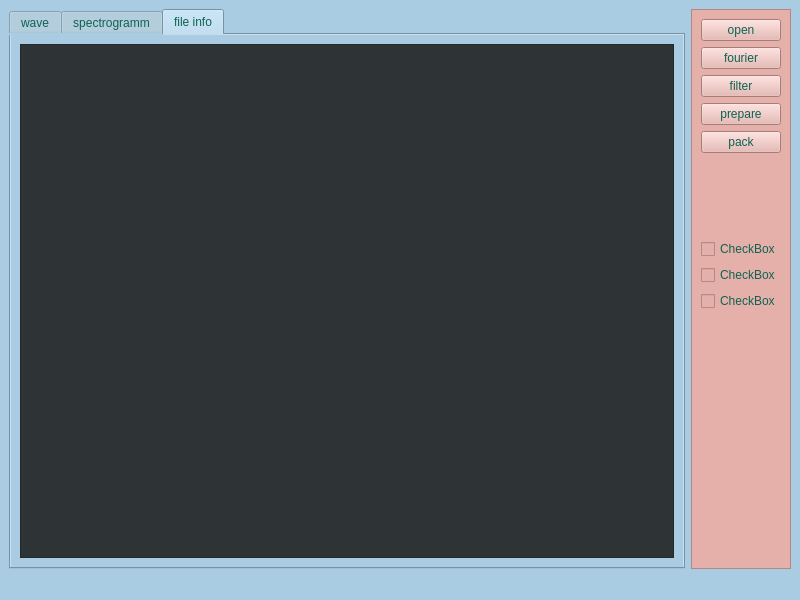
ftn21/wave, file mainwindow.ui: the form before one commit.
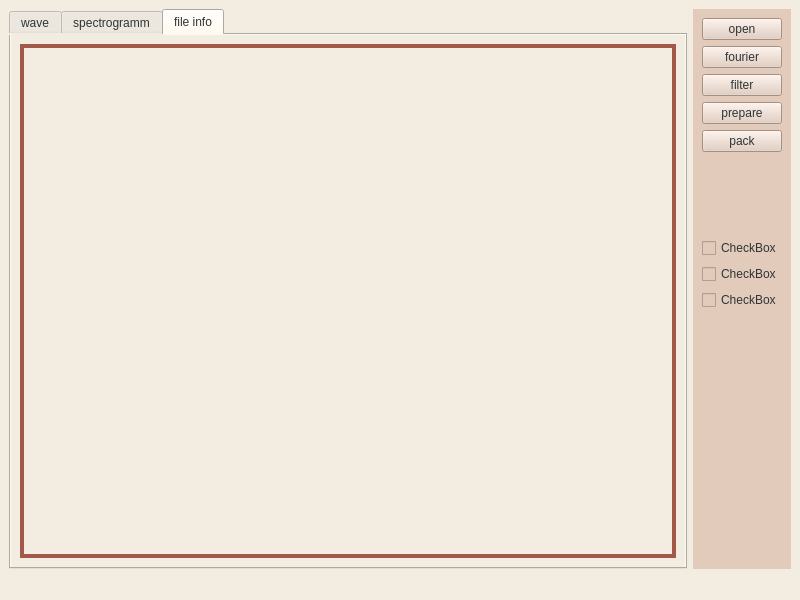
The form after the commit. The open tabs and pages were chosen to show the change. Custom widgets are drawn as their Qt base class.

Commit message: +colour fourier not working, 1537 instead of 1559

Patch:
```diff
--- a/mainwindow.ui
+++ b/mainwindow.ui
@@ -14,15 +14,24 @@
    <string>MainWindow</string>
   </property>
   <property name="styleSheet">
-   <string notr="true">background-color: rgb(169, 204, 227);
-color: rgb(14, 98, 81);</string>
+   <string notr="true">background-color: rgb(243, 236, 224);
+color: rgb(46, 52, 54);</string>
   </property>
   <widget class="QWidget" name="centralwidget">
    <layout class="QHBoxLayout" name="horizontalLayout">
     <item>
      <widget class="QTabWidget" name="file_info">
+      <property name="tabPosition">
+       <enum>QTabWidget::North</enum>
+      </property>
+      <property name="tabShape">
+       <enum>QTabWidget::Rounded</enum>
+      </property>
       <property name="currentIndex">
-       <number>2</number>
+       <number>0</number>
+      </property>
+      <property name="elideMode">
+       <enum>Qt::ElideNone</enum>
       </property>
       <widget class="QWidget" name="wave">
        <attribute name="title">
@@ -51,11 +60,31 @@
        <layout class="QVBoxLayout" name="verticalLayout_5">
         <item>
          <widget class="QTextBrowser" name="textBrowser">
+          <property name="font">
+           <font>
+            <family>Ubuntu Mono</family>
+            <pointsize>16</pointsize>
+           </font>
+          </property>
           <property name="styleSheet">
-           <string notr="true">background-color: rgb(46, 52, 54);
-border-color: rgb(29, 180, 137);
-color: rgb(29, 180, 137);
-gridline-color: rgb(29, 180, 137);</string>
+           <string notr="true">background-color: rgb(243, 236, 224);
+color: rgb(162, 89, 73);</string>
+          </property>
+          <property name="frameShape">
+           <enum>QFrame::Box</enum>
+          </property>
+          <property name="frameShadow">
+           <enum>QFrame::Plain</enum>
+          </property>
+          <property name="lineWidth">
+           <number>4</number>
+          </property>
+          <property name="html">
+           <string>&lt;!DOCTYPE HTML PUBLIC &quot;-//W3C//DTD HTML 4.0//EN&quot; &quot;http://www.w3.org/TR/REC-html40/strict.dtd&quot;&gt;
+&lt;html&gt;&lt;head&gt;&lt;meta name=&quot;qrichtext&quot; content=&quot;1&quot; /&gt;&lt;style type=&quot;text/css&quot;&gt;
+p, li { white-space: pre-wrap; }
+&lt;/style&gt;&lt;/head&gt;&lt;body style=&quot; font-family:'Ubuntu Mono'; font-size:16pt; font-weight:400; font-style:normal;&quot;&gt;
+&lt;p style=&quot;-qt-paragraph-type:empty; margin-top:0px; margin-bottom:0px; margin-left:0px; margin-right:0px; -qt-block-indent:0; text-indent:0px;&quot;&gt;&lt;br /&gt;&lt;/p&gt;&lt;/body&gt;&lt;/html&gt;</string>
           </property>
          </widget>
         </item>
@@ -66,13 +95,13 @@
     <item>
      <widget class="QFrame" name="frame">
       <property name="styleSheet">
-       <string notr="true">background-color: rgb(230, 176, 170);</string>
+       <string notr="true">background-color: rgb(226, 203, 187);</string>
       </property>
       <property name="frameShape">
-       <enum>QFrame::StyledPanel</enum>
+       <enum>QFrame::NoFrame</enum>
       </property>
       <property name="frameShadow">
-       <enum>QFrame::Raised</enum>
+       <enum>QFrame::Sunken</enum>
       </property>
       <layout class="QVBoxLayout" name="verticalLayout">
        <item>
```
Left out of the diff: 18 changed lines with no effect on the pictures. The commit also changes 2 other files.
